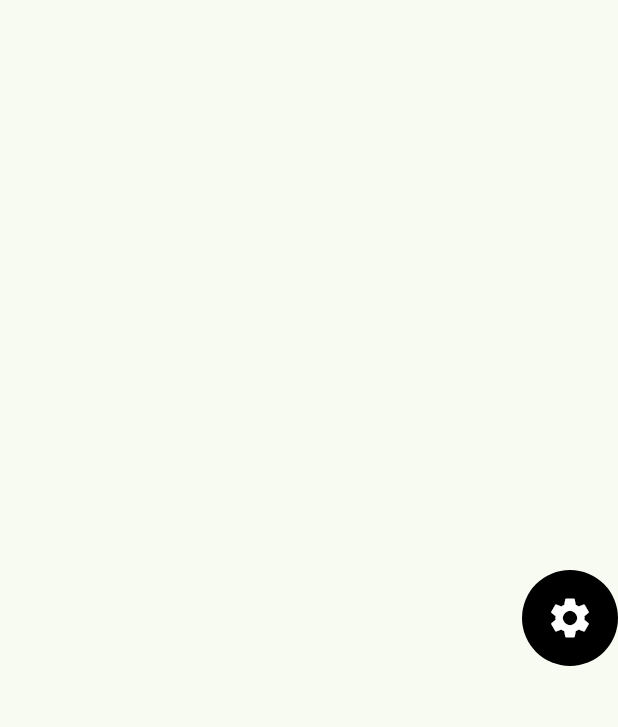
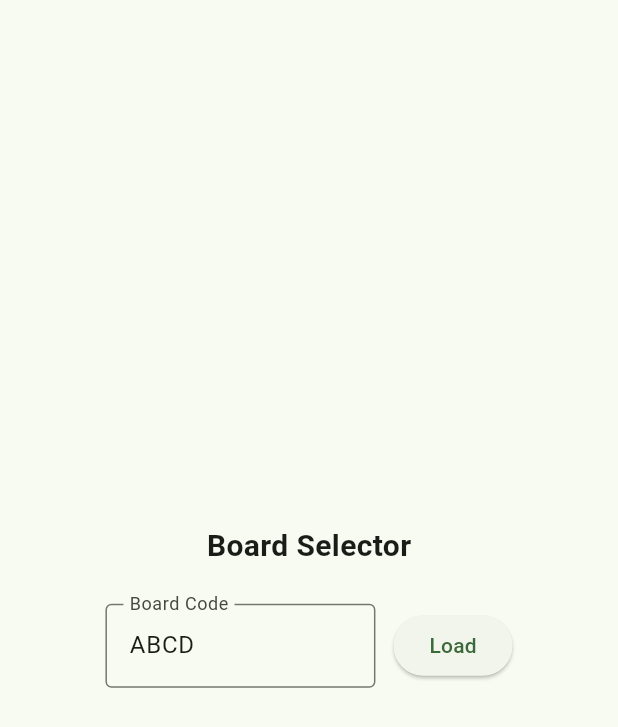
Before and after one commit to flock-games/scoreboard, a Flutter app: the screen it shows after launch, on a phone screen of 412 x 824 dp. Shown: the top 727 px of the screen. Run offline on Flutter 3.47's test engine with Material 3 defaults, Android fonts, the phone set to English and light mode, and no system bars; our stand-ins replace appwrite, google_fonts.

Commit message:
Shows a board selector

```diff
--- /dev/null
+++ b/lib/board_selector.dart
@@ -0,0 +1,72 @@
+import 'package:flutter/material.dart';
+
+class BoardSelector extends StatefulWidget {
+  final void Function(String code) onLoadBoard;
+  final void Function() onNewBoard;
+
+  const BoardSelector({
+    super.key,
+    required this.onLoadBoard,
+    required this.onNewBoard,
+  });
+
+  @override
+  State<BoardSelector> createState() => _BoardSelectorState();
+}
+
+class _BoardSelectorState extends State<BoardSelector> {
+  final TextEditingController _controller = TextEditingController();
+
+  @override
+  void initState() {
+    super.initState();
+    _controller.text = 'ABCD';
+  }
+
+  @override
+  void dispose() {
+    _controller.dispose();
+    super.dispose();
+  }
+
+  @override
+  Widget build(BuildContext context) {
+    return Material(
+        child: Center(
+      child: Column(
+        mainAxisSize: MainAxisSize.min,
+        mainAxisAlignment: MainAxisAlignment.center,
+        children: [
+          const Text('Board Selector',
+              style: TextStyle(fontSize: 20, fontWeight: FontWeight.bold)),
+          const SizedBox(height: 24),
+          Row(
+            mainAxisSize: MainAxisSize.min,
+            children: [
+              SizedBox(
+                width: 180,
+                child: TextField(
+                  controller: _controller,
+                  decoration: const InputDecoration(
+                    labelText: 'Board Code',
+                    border: OutlineInputBorder(),
+                  ),
+                ),
+              ),
+              const SizedBox(width: 12),
+              ElevatedButton(
+                onPressed: () => widget.onLoadBoard(_controller.text),
+                child: const Text('Load'),
+              ),
+            ],
+          ),
+          const SizedBox(height: 16),
+          // ElevatedButton(
+          //   onPressed: widget.onNewBoard,
+          //   child: const Text('New Board'),
+          // ),
+        ],
+      ),
+    ));
+  }
+}
--- a/lib/main.dart
+++ b/lib/main.dart
@@ -1,8 +1,10 @@
 import 'package:appwrite/appwrite.dart';
 import 'package:flutter/material.dart';
-import 'package:starter/ScorePanel.dart';
-import 'package:starter/SettingsPanel.dart';
-import 'package:starter/models/Player.dart';
+import 'package:scoreboard/board_selector.dart';
+import 'package:scoreboard/models/Board.dart';
+import 'package:scoreboard/score_panel.dart';
+import 'package:scoreboard/settings_panel.dart';
+import 'package:scoreboard/models/player.dart';
 
 void main() {
   runApp(const ScoreboardApp());
@@ -19,13 +21,13 @@ class ScoreboardApp extends StatelessWidget {
         colorScheme: ColorScheme.fromSeed(seedColor: Colors.green),
         useMaterial3: true,
       ),
-      home: HomePage(title: 'Scoreboard'),
+      home: const HomePage(title: 'Scoreboard'),
     );
   }
 }
 
 class HomePage extends StatefulWidget {
-  HomePage({super.key, required this.title});
+  const HomePage({super.key, required this.title});
 
   final String title;
 
@@ -38,7 +40,7 @@ class _HomePageState extends State<HomePage> {
   int numPlayers = 2;
   int incrementVal = 1;
   bool showingSettings = false;
-  String? boardId;
+  Board? board;
 
   // TODO: move into config file
   final projectId = "68e17c8e00373d10eb32";
@@ -106,7 +108,7 @@ class _HomePageState extends State<HomePage> {
           tableId: 'scores',
           rowId: ID.unique(),
           data: {
-            'boardId': boardId,
+            'boardId': board!.id,
             'name': 'Player ${players.length + 1}',
             'score': 0,
             'bgColor': '0xff000000',
@@ -114,7 +116,6 @@ class _HomePageState extends State<HomePage> {
           });
     } else if (n < players.length) {
       // This removes a player; delete their record.
-      print('we have ${players.length} players, removing one to get to $n');
       await databases.deleteRow(
           databaseId: dbId, tableId: 'scores', rowId: players[n].dbId!);
     }
@@ -137,12 +138,12 @@ class _HomePageState extends State<HomePage> {
         return;
       }
 
-      boardId = boards.rows[0].$id;
+      board = Board(id: boards.rows[0].$id, code: boardCode);
 
       final scores = await databases.listRows(
           databaseId: dbId,
           tableId: 'scores',
-          queries: [Query.equal('boardId', boardId)]);
+          queries: [Query.equal('boardId', board!.id)]);
       if (scores.rows.isEmpty) {
         print('No scores found for board');
         return;
@@ -184,8 +185,19 @@ class _HomePageState extends State<HomePage> {
     }
   }
 
+  void leaveBoard() {
+    setState(() {
+      board = null;
+      players.clear();
+      showingSettings = false;
+    });
+  }
+
   @override
   Widget build(BuildContext context) {
+    if (board == null) {
+      return BoardSelector(onLoadBoard: loadScoreboard, onNewBoard: () {});
+    }
     List<Widget> scorePanels = <Widget>[];
     for (Player player in players) {
       scorePanels.add(
@@ -219,12 +231,13 @@ class _HomePageState extends State<HomePage> {
     final settingsPanel = Container(
       color: Colors.black,
       child: SettingsPanel(
+        boardCode: board!.code,
         numPlayers: players.length,
         incrementVal: incrementVal,
         onResetScores: resetScores,
         onSetNumPlayers: setNumPlayers,
         onSetIncrementVal: setIncrementVal,
-        onLoadBoard: loadScoreboard,
+        onLeaveBoard: leaveBoard,
       ),
     );
 
--- /dev/null
+++ b/lib/models/board.dart
@@ -0,0 +1,6 @@
+class Board {
+  final String id;
+  final String code;
+
+  Board({required this.id, required this.code});
+}
--- a/pubspec.yaml
+++ b/pubspec.yaml
@@ -1,5 +1,5 @@
-name: starter
-description: "A new Flutter project."
+name: scoreboard
+description: "A clean and elegant real-time Scoreboard app"
 # The following line prevents the package from being accidentally published to
 # pub.dev using `flutter pub publish`. This is preferred for private packages.
 publish_to: 'none' # Remove this line if you wish to publish to pub.dev
@@ -37,6 +37,7 @@ dependencies:
   cupertino_icons: ^1.0.8
   google_fonts: ^6.3.2
   appwrite: ^20.1.0
+  animated_text_kit: ^4.3.0
 
 dev_dependencies:
   flutter_test:
```
Also changed, not shown: lib/settings_panel.dart (renamed from lib/SettingsPanel.dart, +7 -5 lines), lib/score_panel.dart (renamed from lib/ScorePanel.dart), pubspec.lock, 1 other file.
